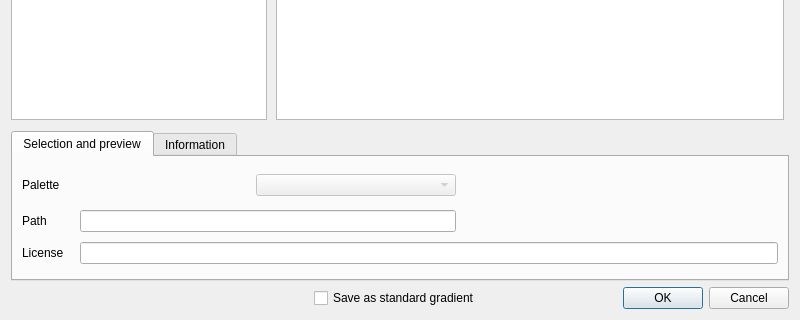
First picture: the form in src/ui/qgscptcitycolorrampv2dialogbase.ui, repository qgis/QGIS, before the edit; both pictures show x 0 to 800 and y 260 to 580 of the 800 by 580 pixel window.
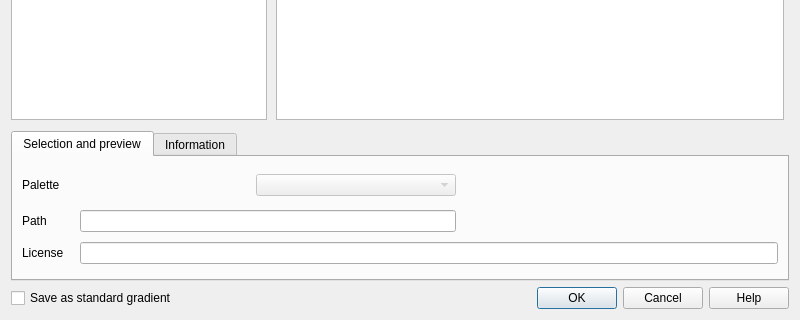
Second picture: the form after the edit.

Commit message: add simple help to cpt-city dialog

What changed in the file:
```diff
--- a/src/ui/qgscptcitycolorrampv2dialogbase.ui
+++ b/src/ui/qgscptcitycolorrampv2dialogbase.ui
@@ -488,7 +488,14 @@
    <item>
     <layout class="QHBoxLayout" name="horizontalLayout_3">
      <item>
-      <spacer name="horizontalSpacer_4">
+      <widget class="QCheckBox" name="cboConvertStandard">
+       <property name="text">
+        <string>Save as standard gradient</string>
+       </property>
+      </widget>
+     </item>
+     <item>
+      <spacer name="horizontalSpacer_6">
        <property name="orientation">
         <enum>Qt::Horizontal</enum>
        </property>
@@ -500,20 +507,13 @@
        </property>
       </spacer>
      </item>
-     <item>
-      <widget class="QCheckBox" name="cboConvertStandard">
-       <property name="text">
-        <string>Save as standard gradient</string>
-       </property>
-      </widget>
-     </item>
      <item>
       <widget class="QDialogButtonBox" name="buttonBox">
        <property name="orientation">
         <enum>Qt::Horizontal</enum>
        </property>
        <property name="standardButtons">
-        <set>QDialogButtonBox::Cancel|QDialogButtonBox::Ok</set>
+        <set>QDialogButtonBox::Cancel|QDialogButtonBox::Help|QDialogButtonBox::Ok</set>
        </property>
       </widget>
      </item>
```
The commit also changes 2 other files.
